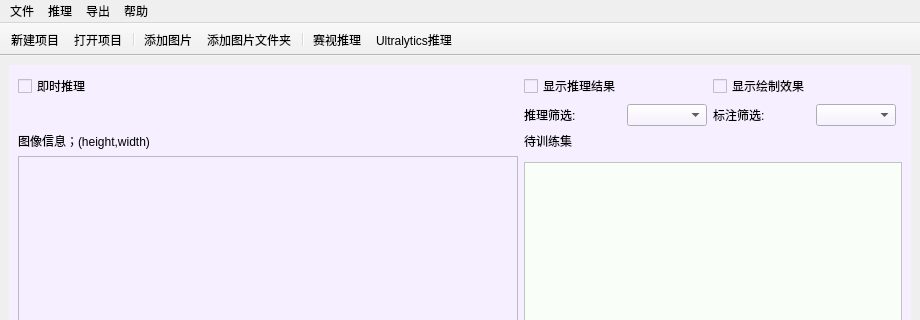
This is mainwindow.ui in V-lambow/anno_studio as Qt 5 draws it before an edit; both pictures show x 0 to 920 and y 0 to 320 of the 920 by 638 pixel window. The edited form follows.
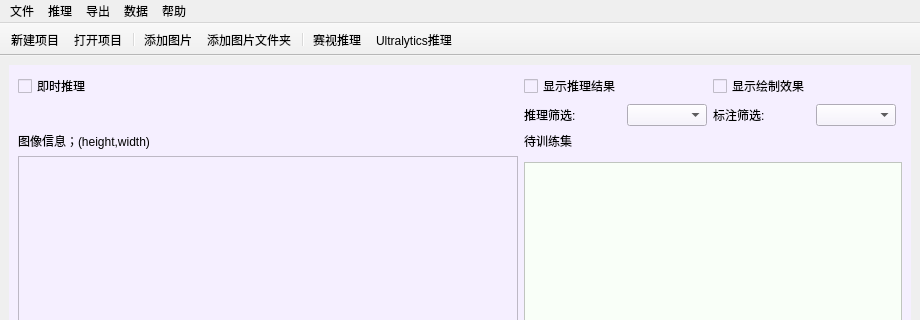
This is the edited form. Icons and pictures are not drawn. Custom widgets are drawn as their Qt base class.

Commit message: fix: reatitem超出roi和移动无效 feat: 添加数据集创建功能

```diff
--- a/mainwindow.ui
+++ b/mainwindow.ui
@@ -242,6 +242,12 @@
      <addaction name="actionExportCocoDet"/>
      <addaction name="actionExportCocoSeg"/>
     </widget>
+    <widget class="QMenu" name="menu_data">
+     <property name="title">
+      <string>数据</string>
+     </property>
+     <addaction name="actionCreateDataset"/>
+    </widget>
     <widget class="QMenu" name="menu_5">
     <property name="title">
      <string>帮助</string>
@@ -251,6 +257,7 @@
    <addaction name="menu"/>
    <addaction name="menu_2"/>
     <addaction name="menu_3"/>
+    <addaction name="menu_data"/>
     <addaction name="menu_5"/>
   </widget>
   <widget class="QStatusBar" name="statusbar"/>
```
Left out of the diff: 5 changed lines with no effect on the pictures. Lines whose indentation alone changed are shown as unchanged. The commit also changes 10 other files.
